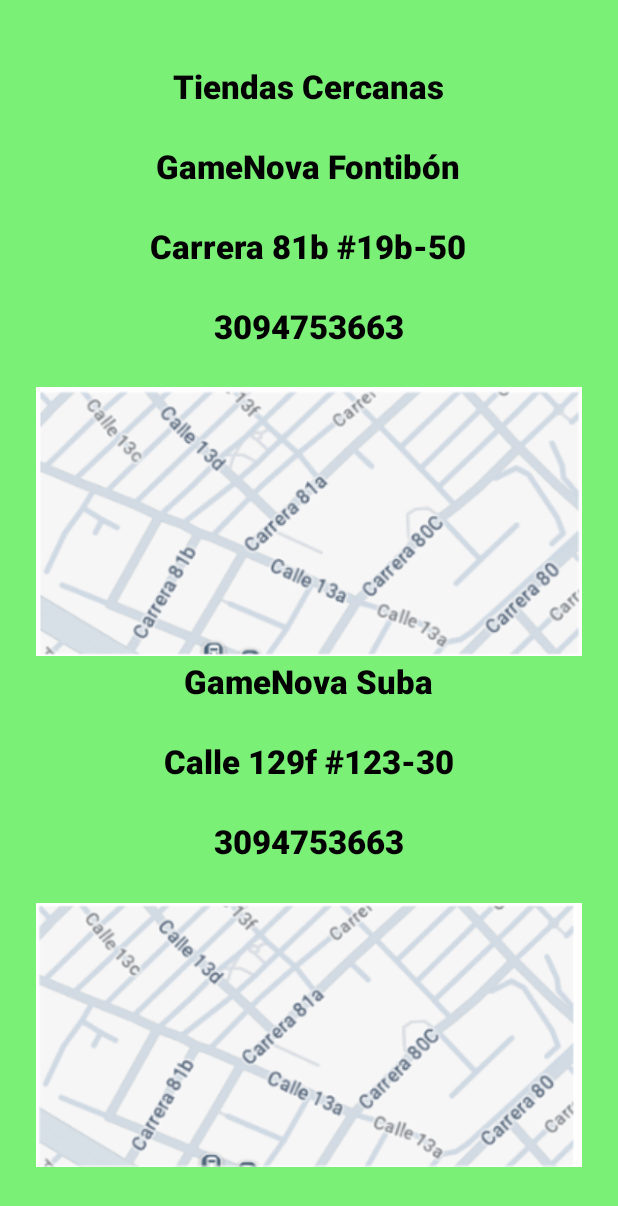
After one commit to JuanPonce333/GameNova, an Android app: the layout activity_shops.xml on its own in the app's theme, with its tools: preview values and no code run, on a phone screen of 412 x 824 dp. The commit adds this screen. Shown: the top 1206 px of the screen. Run offline under Robolectric (Android 15) with nearby library versions, the phone set to English and light mode, and no system bars; Roboto replaces fonts that are not available here.

Commit message:
Tercer commit

```diff
--- /dev/null
+++ b/app/src/main/res/layout/activity_shops.xml
@@ -0,0 +1,89 @@
+<?xml version="1.0" encoding="utf-8"?>
+<LinearLayout xmlns:android="http://schemas.android.com/apk/res/android"
+    android:layout_width="match_parent"
+    android:layout_height="match_parent"
+    android:orientation="vertical"
+    android:padding="24dp"
+    android:gravity="center"
+    android:background="@color/green">
+
+    <TextView
+        android:layout_width="wrap_content"
+        android:layout_height="wrap_content"
+        android:text="@string/tiendas_cercanas"
+        android:textSize="22sp"
+        android:textStyle="bold"
+        android:textColor="@color/black"
+        android:fontFamily="sans-serif-black"
+        android:layout_marginBottom="24dp" />
+
+    <TextView
+        android:layout_width="wrap_content"
+        android:layout_height="wrap_content"
+        android:text="@string/fontibon"
+        android:textSize="22sp"
+        android:textStyle="bold"
+        android:textColor="@color/black"
+        android:fontFamily="sans-serif-black"
+        android:layout_marginBottom="24dp" />
+
+    <TextView
+        android:layout_width="wrap_content"
+        android:layout_height="wrap_content"
+        android:text="@string/direccion1"
+        android:textSize="22sp"
+        android:textStyle="bold"
+        android:textColor="@color/black"
+        android:fontFamily="sans-serif-black"
+        android:layout_marginBottom="24dp" />
+
+    <TextView
+        android:layout_width="wrap_content"
+        android:layout_height="wrap_content"
+        android:text="@string/numero_telefono"
+        android:textSize="22sp"
+        android:textStyle="bold"
+        android:textColor="@color/black"
+        android:fontFamily="sans-serif-black"
+        android:layout_marginBottom="24dp" />
+
+    <ImageView
+        android:layout_width="wrap_content"
+        android:layout_height="wrap_content"
+        android:src="@drawable/map1"/>
+
+    <TextView
+        android:layout_width="wrap_content"
+        android:layout_height="wrap_content"
+        android:text="@string/suba"
+        android:textSize="22sp"
+        android:textStyle="bold"
+        android:textColor="@color/black"
+        android:fontFamily="sans-serif-black"
+        android:layout_marginBottom="24dp" />
+
+    <TextView
+        android:layout_width="wrap_content"
+        android:layout_height="wrap_content"
+        android:text="@string/direccion2"
+        android:textSize="22sp"
+        android:textStyle="bold"
+        android:textColor="@color/black"
+        android:fontFamily="sans-serif-black"
+        android:layout_marginBottom="24dp" />
+
+    <TextView
+        android:layout_width="wrap_content"
+        android:layout_height="wrap_content"
+        android:text="@string/numero_telefono"
+        android:textSize="22sp"
+        android:textStyle="bold"
+        android:textColor="@color/black"
+        android:fontFamily="sans-serif-black"
+        android:layout_marginBottom="24dp" />
+
+    <ImageView
+        android:layout_width="wrap_content"
+        android:layout_height="wrap_content"
+        android:src="@drawable/map2"/>
+</LinearLayout>
--- a/app/src/main/res/values/strings.xml
+++ b/app/src/main/res/values/strings.xml
@@ -54,4 +54,9 @@
     <string name="ver_producto">Ver producto</string>
     <string name="eliminar_producto2">Eliminar producto</string>
     <string name="configuracion_productos">Configuración de productos</string>
+    <string name="fontibon">GameNova Fontibón</string>
+    <string name="direccion1">Carrera 81b #19b-50</string>
+    <string name="suba">GameNova Suba</string>
+    <string name="direccion2">Calle 129f #123-30</string>
+    <string name="numero_telefono">3094753663</string>
 </resources>
```
Also changed, not shown: app/src/main/res/drawable/map1.png (added), app/src/main/res/drawable/map2.png (added).
